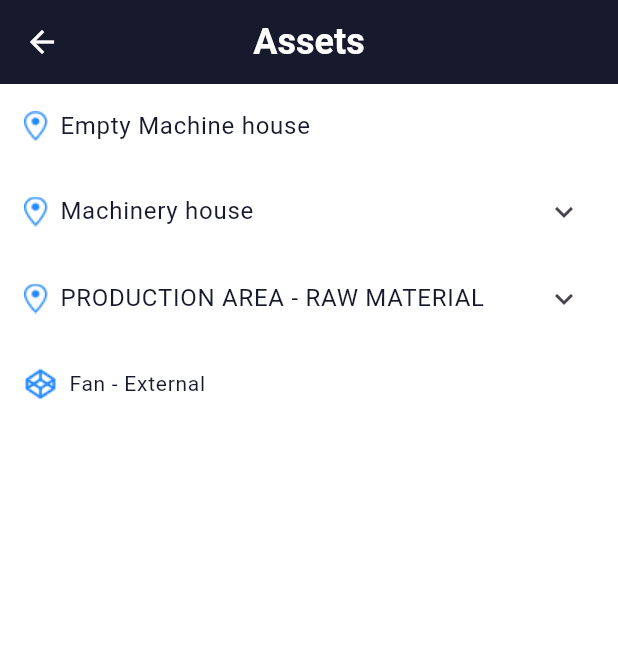
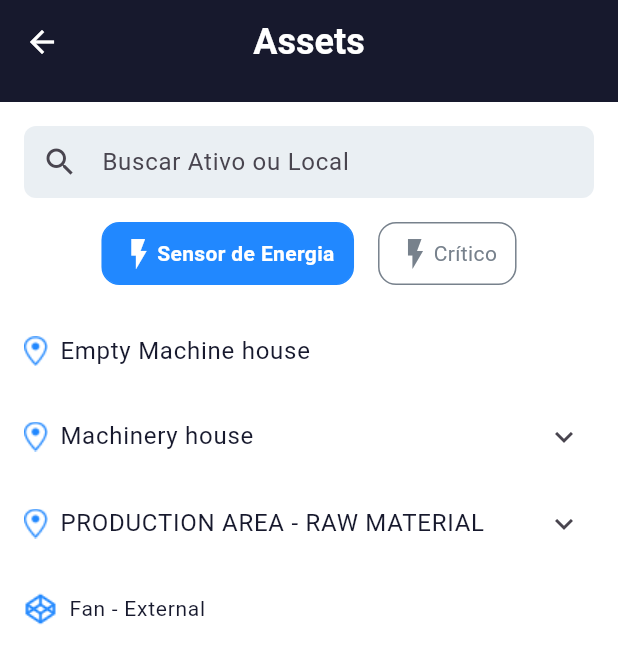
Before and after one commit to rodrigogaleano/assets_tree_flutter, a Flutter app: the screen it shows after launch, after a tap on "Jaguar Unit", on a phone screen of 412 x 824 dp. Shown: the top 664 px of the screen. Run offline on Flutter 3.47's test engine with Material 3 defaults, Android fonts, the phone set to English and light mode, and no system bars; our stand-ins replace get_it, go_router, google_fonts; generated files the repository leaves out were written again.

Commit message:
[NEW] Styling search bar and filters

```diff
--- a/lib/features/assets_tree/assets_tree_view.dart
+++ b/lib/features/assets_tree/assets_tree_view.dart
@@ -5,11 +5,14 @@ import '../../support/service_locator/service_locator.dart';
 import '../../support/style/app_colors.dart';
 import '../../support/style/app_fonts.dart';
 import 'components/asset_tile/asset_tile_view.dart';
+import 'components/filter_option/filter_option_view.dart';
 import 'components/location_tile/location_tile_view.dart';
 
 abstract class AssetsTreeViewModelProtocol with ChangeNotifier {
   bool get isLoading;
   String get errorMessage;
+
+  TextEditingController get searchBarController;
 
   List<AssetTileViewModelProtocol> get aloneAssetsViewModels;
   List<LocationTileViewModelProtocol> get locationsViewModels;
@@ -36,6 +39,47 @@ class AssetsTreeView extends StatelessWidget {
                   title: Text(
                     l10n.assetsTitle,
                     style: AppFonts.robotoBold(24, AppColors.white),
+                  ),
+                  bottom: PreferredSize(
+                    preferredSize: const Size.fromHeight(150),
+                    child: Container(
+                      color: AppColors.white,
+                      padding: const EdgeInsets.all(16),
+                      child: Column(
+                        children: [
+                          TextField(
+                            controller: viewModel.searchBarController,
+                            decoration: InputDecoration(
+                              filled: true,
+                              fillColor: AppColors.lightGray,
+                              focusColor: AppColors.darkBlue,
+                              hintText: 'Buscar Ativo ou Local',
+                              prefixIcon: const Icon(Icons.search),
+                              contentPadding: const EdgeInsets.all(8),
+                              border: OutlineInputBorder(
+                                borderSide: BorderSide.none,
+                                borderRadius: BorderRadius.circular(8),
+                              ),
+                            ),
+                          ),
+                          const SizedBox(height: 16),
+                          const Wrap(
+                            spacing: 16,
+                            runSpacing: 16,
+                            children: [
+                              FilterOption(
+                                text: 'Sensor de Energia',
+                                isSelected: true,
+                              ),
+                              FilterOption(
+                                text: 'Crítico',
+                                isSelected: false,
+                              ),
+                            ],
+                          ),
+                        ],
+                      ),
+                    ),
                   ),
                 ),
                 ..._bodySlivers,
--- a/lib/features/assets_tree/assets_tree_view_model.dart
+++ b/lib/features/assets_tree/assets_tree_view_model.dart
@@ -1,4 +1,7 @@
+import 'package:flutter/material.dart';
+
 import '../../support/enums/units_enum.dart';
+import '../../support/utils/debouncer.dart';
 import 'assets_tree_view_controller.dart';
 import 'components/asset_tile/asset_tile_view.dart';
 import 'components/asset_tile/asset_tile_view_model.dart';
@@ -14,10 +17,14 @@ class AssetsViewModel extends AssetsTreeProtocol {
 
   bool _isAssetsLoading = false;
   bool _isLocationsLoading = false;
+  String _searchQuery = '';
   String _errorMessage = '';
 
   List<Asset> _assets = [];
   List<Location> _locations = [];
+
+  final _debouncer = Debouncer(milliseconds: 1500);
+  final _searchBarController = TextEditingController();
 
   // MARK: - Init
 
@@ -29,7 +36,15 @@ class AssetsViewModel extends AssetsTreeProtocol {
     required this.unit,
     required this.getAssetsUseCase,
     required this.getLocationsUseCase,
-  });
+  }) {
+    _searchBarController.addListener(() {
+      _searchQuery = _searchBarController.text;
+      if (_searchQuery.isNotEmpty) {
+        _debouncer.run(_searchItems);
+      }
+      notifyListeners();
+    });
+  }
 
   // MARK: - Public Getters
 
@@ -56,6 +71,9 @@ class AssetsViewModel extends AssetsTreeProtocol {
       return AssetTileViewModel(asset: asset);
     }).toList();
   }
+
+  @override
+  TextEditingController get searchBarController => _searchBarController;
 
   // MARK: - Public Methods
 
@@ -154,4 +172,8 @@ class AssetsViewModel extends AssetsTreeProtocol {
     _isAssetsLoading = isLoading;
     notifyListeners();
   }
+
+  void _searchItems() {
+    // TODO: Filtrar itens
+  }
 }
--- /dev/null
+++ b/lib/features/assets_tree/components/filter_option/filter_option_view.dart
@@ -0,0 +1,61 @@
+import 'package:flutter/material.dart';
+
+import '../../../../support/style/app_colors.dart';
+import '../../../../support/style/app_fonts.dart';
+
+abstract class FilterOptionViewModelProtocol {
+  String get text;
+  bool get isSelected;
+
+  void didChangeOption();
+}
+
+class FilterOption extends StatelessWidget {
+  // final FilterOptionViewModelProtocol viewModel;
+  final String text;
+  final bool isSelected;
+
+  const FilterOption({
+    // required this.viewModel,
+    required this.text,
+    required this.isSelected,
+    super.key,
+  });
+
+  @override
+  Widget build(BuildContext context) {
+    return GestureDetector(
+      // onTap: viewModel.didChangeOption,
+      child: Container(
+        padding: const EdgeInsets.symmetric(horizontal: 12, vertical: 8),
+        decoration: BoxDecoration(
+          color: isSelected ? AppColors.lightBlue : AppColors.white,
+          borderRadius: BorderRadius.circular(12),
+          border: Border.all(
+            color: isSelected ? AppColors.lightBlue : AppColors.gray,
+          ),
+        ),
+        child: Row(
+          mainAxisSize: MainAxisSize.min,
+          children: [
+            Icon(
+              Icons.flash_on_outlined,
+              color: isSelected ? AppColors.white : AppColors.gray,
+            ),
+            Text(
+              text,
+              style: textStyle,
+            ),
+          ],
+        ),
+      ),
+    );
+  }
+
+  TextStyle get textStyle {
+    if (isSelected) {
+      return AppFonts.robotoSemiBold(14, AppColors.white);
+    }
+    return AppFonts.robotoRegular(14, AppColors.gray);
+  }
+}
--- a/lib/support/style/app_colors.dart
+++ b/lib/support/style/app_colors.dart
@@ -3,7 +3,9 @@ import 'dart:ui';
 class AppColors {
   AppColors._();
 
+  static const Color gray = Color.fromRGBO(119, 129, 140, 1);
   static const Color white = Color.fromRGBO(255, 255, 255, 1);
   static const Color darkBlue = Color.fromRGBO(23, 25, 45, 1);
   static const Color lightBlue = Color.fromRGBO(33, 136, 255, 1);
+  static const Color lightGray = Color.fromRGBO(234, 239, 243, 1);
 }
--- /dev/null
+++ b/lib/support/utils/debouncer.dart
@@ -0,0 +1,14 @@
+import 'dart:async';
+import 'dart:ui';
+
+class Debouncer {
+  final int milliseconds;
+  Timer? _timer;
+
+  Debouncer({required this.milliseconds});
+
+  run(VoidCallback action) {
+    _timer?.cancel();
+    _timer = Timer(Duration(milliseconds: milliseconds), action);
+  }
+}
```
